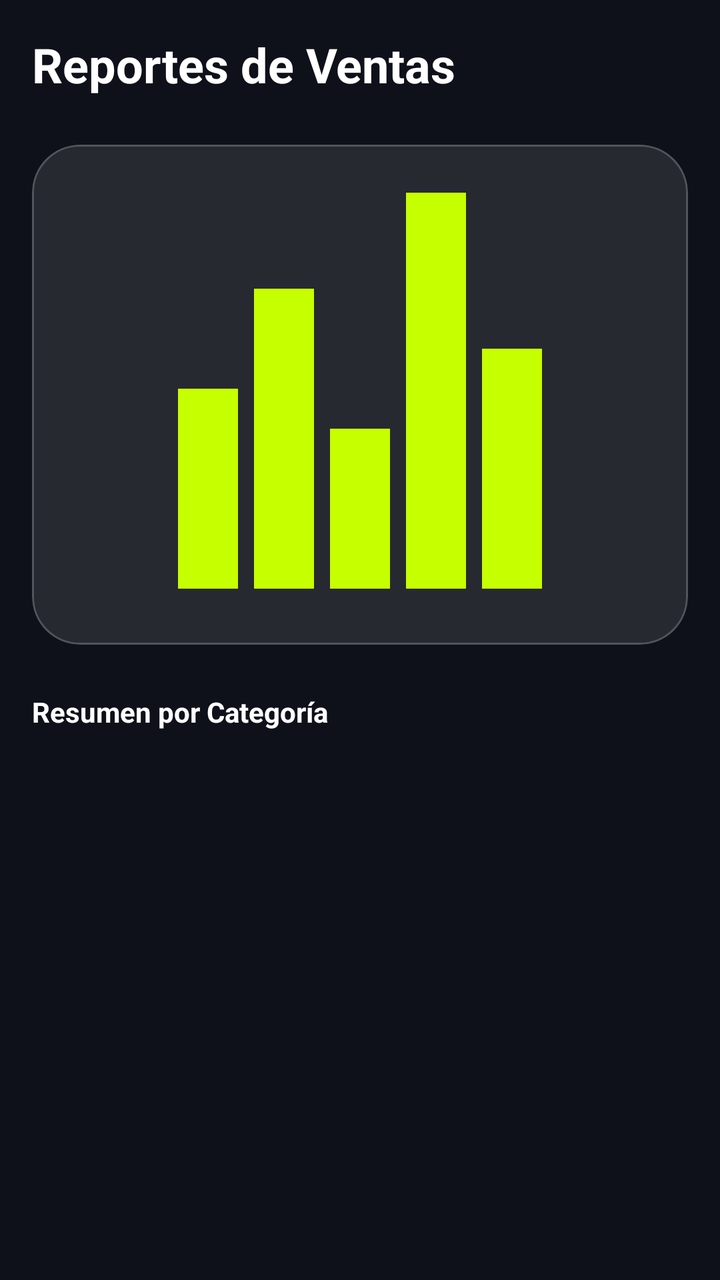
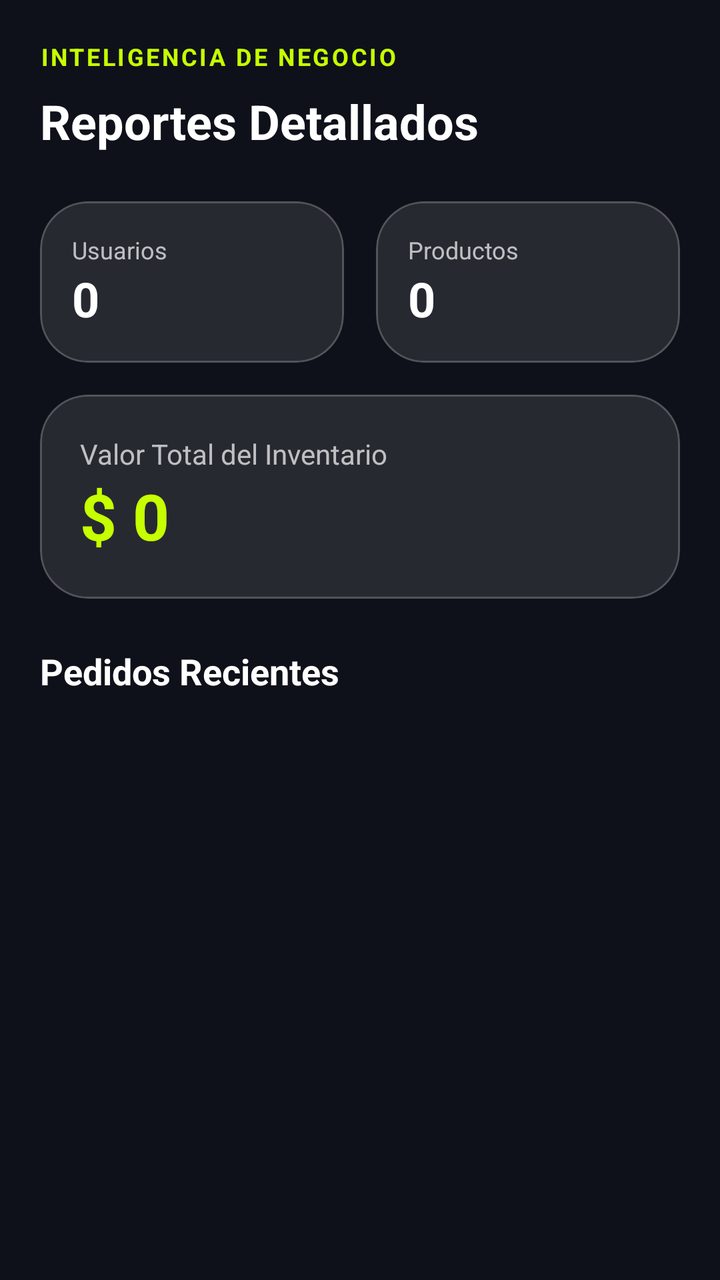

Compare the two renders of this Android layout. The source of the first and the diff that turns it into the second are given below.
<!-- AndroidManifest.xml: application theme Theme.VoltCore -->
<!-- res/layout/fragment_admin_reports.xml -->
<?xml version="1.0" encoding="utf-8"?>
<LinearLayout xmlns:android="http://schemas.android.com/apk/res/android"
    xmlns:app="http://schemas.android.com/apk/res-auto"
    android:layout_width="match_parent"
    android:layout_height="match_parent"
    android:background="@color/volt_background"
    android:orientation="vertical"
    android:padding="@dimen/margin_standard">

    <TextView
        android:layout_width="wrap_content"
        android:layout_height="wrap_content"
        android:layout_marginBottom="24dp"
        android:text="Reportes de Ventas"
        android:textColor="@color/white"
        android:textSize="24sp"
        android:textStyle="bold" />

    <com.google.android.material.card.MaterialCardView
        style="@style/Widget.VoltCore.Card"
        android:layout_width="match_parent"
        android:layout_height="250dp"
        android:layout_marginBottom="24dp">

        <LinearLayout
            android:layout_width="match_parent"
            android:layout_height="match_parent"
            android:gravity="bottom|center_horizontal"
            android:orientation="horizontal"
            android:padding="24dp">

            <View android:layout_width="30dp" android:layout_height="100dp" android:background="@color/volt_primary" android:layout_margin="4dp"/>
            <View android:layout_width="30dp" android:layout_height="150dp" android:background="@color/volt_primary" android:layout_margin="4dp"/>
            <View android:layout_width="30dp" android:layout_height="80dp" android:background="@color/volt_primary" android:layout_margin="4dp"/>
            <View android:layout_width="30dp" android:layout_height="200dp" android:background="@color/volt_primary" android:layout_margin="4dp"/>
            <View android:layout_width="30dp" android:layout_height="120dp" android:background="@color/volt_primary" android:layout_margin="4dp"/>

        </LinearLayout>
    </com.google.android.material.card.MaterialCardView>

    <TextView
        android:layout_width="wrap_content"
        android:layout_height="wrap_content"
        android:text="Resumen por Categoría"
        android:textColor="@color/white"
        android:textStyle="bold" />

</LinearLayout>
<!-- resources referenced by this layout -->
<resources>
  <color name="volt_background">#0F111A</color>
  <color name="volt_primary">#C6FF00</color>
  <color name="white">#FFFFFFFF</color>
  <dimen name="margin_standard">16dp</dimen>
  <style name="Widget.VoltCore.Card" parent="Widget.Material3.CardView.Filled">
          <item name="cardCornerRadius">24dp</item>
          <item name="cardBackgroundColor">@color/glass_surface</item>
          <item name="strokeColor">@color/glass_stroke</item>
          <item name="strokeWidth">1dp</item>
      </style>
  <style name="Theme.VoltCore" parent="Base.Theme.VoltCore" />
  <color name="glass_surface">#1AFFFFFF</color>
  <color name="glass_stroke">#33FFFFFF</color>
  <style name="Base.Theme.VoltCore" parent="Theme.Material3.DayNight.NoActionBar">
          
          <item name="colorPrimary">@color/volt_primary</item>
          <item name="android:windowBackground">@color/volt_background</item>
          <item name="colorSurface">@color/glass_surface</item>
          <item name="colorOnSurface">@color/white</item>
      </style>
</resources>

<!-- the commit's change to res/layout/fragment_admin_reports.xml (unified diff, before → after) -->
@@ -1,48 +1,153 @@
 <?xml version="1.0" encoding="utf-8"?>
-<LinearLayout xmlns:android="http://schemas.android.com/apk/res/android"
+<androidx.core.widget.NestedScrollView xmlns:android="http://schemas.android.com/apk/res/android"
     xmlns:app="http://schemas.android.com/apk/res-auto"
+    xmlns:tools="http://schemas.android.com/tools"
     android:layout_width="match_parent"
     android:layout_height="match_parent"
-    android:background="@color/volt_background"
-    android:orientation="vertical"
-    android:padding="@dimen/margin_standard">
+    android:background="@color/volt_background">
 
-    <TextView
-        android:layout_width="wrap_content"
+    <LinearLayout
+        android:layout_width="match_parent"
         android:layout_height="wrap_content"
-        android:layout_marginBottom="24dp"
-        android:text="Reportes de Ventas"
-        android:textColor="@color/white"
-        android:textSize="24sp"
-        android:textStyle="bold" />
+        android:orientation="vertical"
+        android:padding="20dp">
 
-    <com.google.android.material.card.MaterialCardView
-        style="@style/Widget.VoltCore.Card"
-        android:layout_width="match_parent"
-        android:layout_height="250dp"
-        android:layout_marginBottom="24dp">
+        <TextView
+            android:layout_width="wrap_content"
+            android:layout_height="wrap_content"
+            android:text="INTELIGENCIA DE NEGOCIO"
+            android:textColor="@color/volt_primary"
+            android:textSize="12sp"
+            android:letterSpacing="0.1"
+            android:textStyle="bold"
+            android:layout_marginBottom="8dp"/>
 
+        <TextView
+            android:layout_width="wrap_content"
+            android:layout_height="wrap_content"
+            android:text="Reportes Detallados"
+            android:textColor="@color/white"
+            android:textSize="24sp"
+            android:textStyle="bold"
+            android:layout_marginBottom="24dp"/>
+
+        
         <LinearLayout
             android:layout_width="match_parent"
-            android:layout_height="match_parent"
-            android:gravity="bottom|center_horizontal"
+            android:layout_height="wrap_content"
             android:orientation="horizontal"
-            android:padding="24dp">
+            android:baselineAligned="false">
 
-            <View android:layout_width="30dp" android:layout_height="100dp" android:background="@color/volt_primary" android:layout_margin="4dp"/>
-            <View android:layout_width="30dp" android:layout_height="150dp" android:background="@color/volt_primary" android:layout_margin="4dp"/>
-            <View android:layout_width="30dp" android:layout_height="80dp" android:background="@color/volt_primary" android:layout_margin="4dp"/>
-            <View android:layout_width="30dp" android:layout_height="200dp" android:background="@color/volt_primary" android:layout_margin="4dp"/>
-            <View android:layout_width="30dp" android:layout_height="120dp" android:background="@color/volt_primary" android:layout_margin="4dp"/>
+            <com.google.android.material.card.MaterialCardView
+                style="@style/Widget.VoltCore.Card"
+                android:layout_width="0dp"
+                android:layout_height="wrap_content"
+                android:layout_weight="1"
+                android:layout_marginEnd="8dp">
+                <LinearLayout
+                    android:layout_width="match_parent"
+                    android:layout_height="wrap_content"
+                    android:orientation="vertical"
+                    android:padding="16dp">
+                    <TextView
+                        android:layout_width="wrap_content"
+                        android:layout_height="wrap_content"
+                        android:text="Usuarios"
+                        android:textColor="#B3FFFFFF"
+                        android:textSize="12sp"/>
+                    <TextView
+                        android:id="@+id/tvUserCount"
+                        android:layout_width="wrap_content"
+                        android:layout_height="wrap_content"
+                        android:text="0"
+                        android:textColor="@color/white"
+                        android:textSize="24sp"
+                        android:textStyle="bold"/>
+                </LinearLayout>
+            </com.google.android.material.card.MaterialCardView>
 
+            <com.google.android.material.card.MaterialCardView
+                style="@style/Widget.VoltCore.Card"
+                android:layout_width="0dp"
+                android:layout_height="wrap_content"
+                android:layout_weight="1"
+                android:layout_marginStart="8dp">
+                <LinearLayout
+                    android:layout_width="match_parent"
+                    android:layout_height="wrap_content"
+                    android:orientation="vertical"
+                    android:padding="16dp">
+                    <TextView
+                        android:layout_width="wrap_content"
+                        android:layout_height="wrap_content"
+                        android:text="Productos"
+                        android:textColor="#B3FFFFFF"
+                        android:textSize="12sp"/>
+                    <TextView
+                        android:id="@+id/tvProductCount"
+                        android:layout_width="wrap_content"
+                        android:layout_height="wrap_content"
+                        android:text="0"
+                        android:textColor="@color/white"
+                        android:textSize="24sp"
+                        android:textStyle="bold"/>
+                </LinearLayout>
+            </com.google.android.material.card.MaterialCardView>
         </LinearLayout>
-    </com.google.android.material.card.MaterialCardView>
 
-    <TextView
-        android:layout_width="wrap_content"
-        android:layout_height="wrap_content"
-        android:text="Resumen por Categoría"
-        android:textColor="@color/white"
-        android:textStyle="bold" />
+        <com.google.android.material.card.MaterialCardView
+            style="@style/Widget.VoltCore.Card"
+            android:layout_width="match_parent"
+            android:layout_height="wrap_content"
+            android:layout_marginTop="16dp">
+            <LinearLayout
+                android:layout_width="match_parent"
+                android:layout_height="wrap_content"
+                android:orientation="vertical"
+                android:padding="20dp">
+                <TextView
+                    android:layout_width="wrap_content"
+                    android:layout_height="wrap_content"
+                    android:text="Valor Total del Inventario"
+                    android:textColor="#B3FFFFFF"/>
+                <TextView
+                    android:id="@+id/tvInventoryValue"
+                    android:layout_width="wrap_content"
+                    android:layout_height="wrap_content"
+                    android:text="$ 0"
+                    android:textColor="@color/volt_primary"
+                    android:textSize="32sp"
+                    android:textStyle="bold"/>
+            </LinearLayout>
+        </com.google.android.material.card.MaterialCardView>
 
-</LinearLayout>
+        <TextView
+            android:layout_width="wrap_content"
+            android:layout_height="wrap_content"
+            android:text="Pedidos Recientes"
+            android:textColor="@color/white"
+            android:textSize="18sp"
+            android:textStyle="bold"
+            android:layout_marginTop="24dp"
+            android:layout_marginBottom="16dp"/>
+
+        <androidx.recyclerview.widget.RecyclerView
+            android:id="@+id/rvRecentOrders"
+            android:layout_width="match_parent"
+            android:layout_height="wrap_content"
+            android:nestedScrollingEnabled="false"
+            app:layoutManager="androidx.recyclerview.widget.LinearLayoutManager"
+            tools:listitem="@android:layout/simple_list_item_2" />
+
+        <TextView
+            android:id="@+id/tvNoOrders"
+            android:layout_width="wrap_content"
+            android:layout_height="wrap_content"
+            android:layout_gravity="center"
+            android:text="No hay pedidos registrados aún"
+            android:textColor="#B3FFFFFF"
+            android:layout_marginTop="16dp"
+            android:visibility="gone"/>
+
+    </LinearLayout>
+</androidx.core.widget.NestedScrollView>
<!-- resource entries referenced after the edit -->
@@ -3,7 +3,6 @@
   <color name="volt_background">#0F111A</color>
   <color name="volt_primary">#C6FF00</color>
   <color name="white">#FFFFFFFF</color>
-  <dimen name="margin_standard">16dp</dimen>
   <style name="Widget.VoltCore.Card" parent="Widget.Material3.CardView.Filled">
           <item name="cardCornerRadius">24dp</item>
           <item name="cardBackgroundColor">@color/glass_surface</item>
